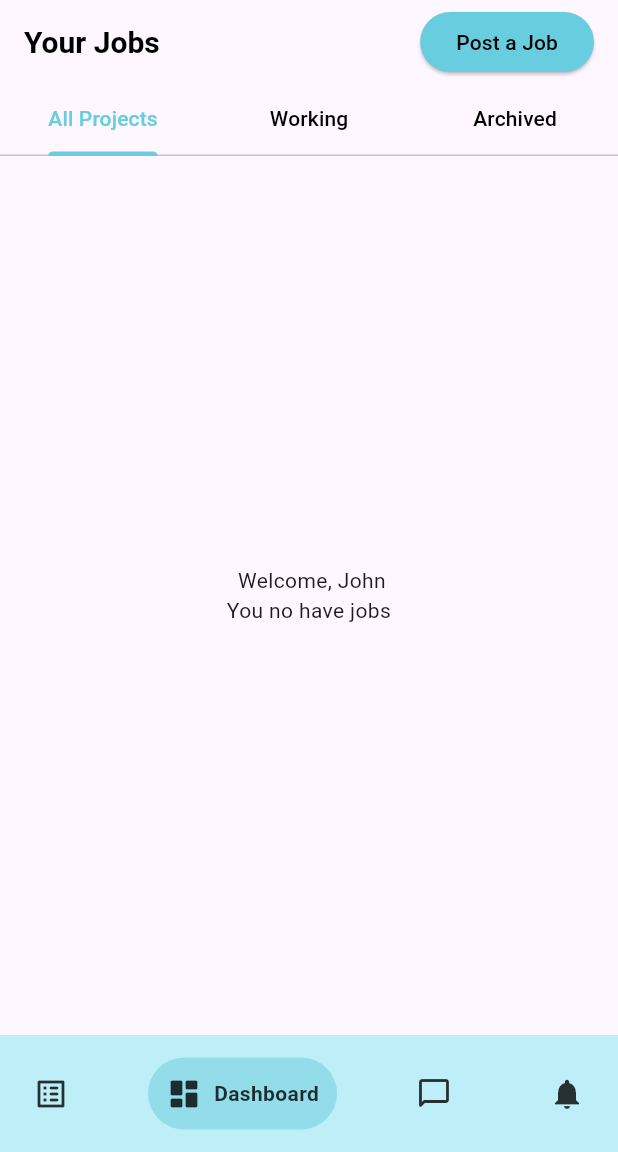
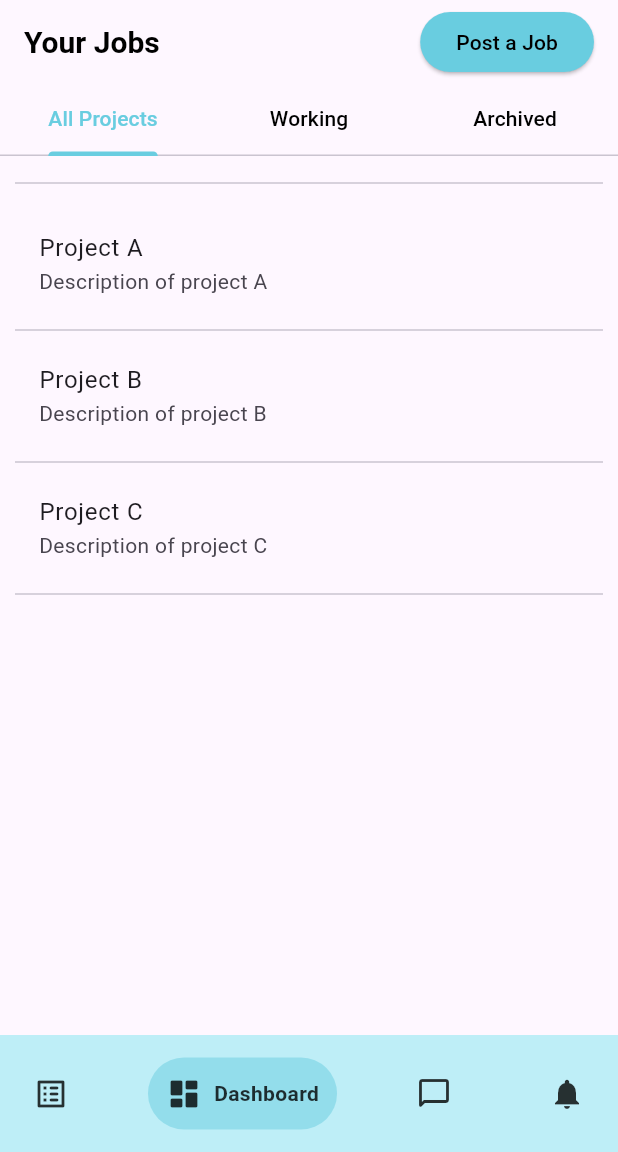
Before and after one commit to tranthienkhiem2608/student_hub, a Flutter app: the screen it shows after launch, on a phone screen of 412 x 824 dp, the part 84-1236 px from its top. Run offline on Flutter 3.47's test engine with Material 3 defaults, Android fonts, the light colour scheme and no system bars; drawn by our look-alikes of google_nav_bar; our stand-ins replace google_fonts, iconsax.

Commit message:
fix file all_projects_page

```diff
--- a/student_hub/lib/views/pages/all_projects_page.dart
+++ b/student_hub/lib/views/pages/all_projects_page.dart
@@ -5,7 +5,7 @@ class AllProjectsPage extends StatelessWidget {
 
   @override
   Widget build(BuildContext context) {
-    final List<String> entries = <String>[];// sau thay thế bằng modle của projects
+    final List<String> entries = <String>['A', 'B','C'];// sau thay thế bằng modle của projects
     final String username = "John";
     return Visibility(
       replacement: Center(
@@ -13,15 +13,16 @@ class AllProjectsPage extends StatelessWidget {
     ),
     visible: entries.isNotEmpty,
     child: Padding(
-      padding: const EdgeInsets.all(30),
+      padding: const EdgeInsets.all(10),
       child: Column(crossAxisAlignment: CrossAxisAlignment.start, children: [
         const Divider(),
         const Padding(padding: EdgeInsets.only(bottom: 10)),
         Expanded(
           child: ListView.separated(
             itemCount: entries.length,
-            separatorBuilder: (context, index) => const Divider(),
-            itemBuilder: (context, index) => ListTile(
+            itemBuilder: (context, index) => Column(
+              children: [
+                ListTile(
                   title: Text('Project ${entries[index]}'),
                   subtitle: Text('Description of project ${entries[index]}'),
                   onTap: () {
@@ -29,6 +30,10 @@ class AllProjectsPage extends StatelessWidget {
                     Navigator.pushNamed(context, '/project_detail');
                   },
                 ),
+                const Divider(),
+              ],
+            ),
+            separatorBuilder: (context, index) => const SizedBox(),
           ),
         ),
       ]),
```
Lines whose indentation alone changed are shown as unchanged.
